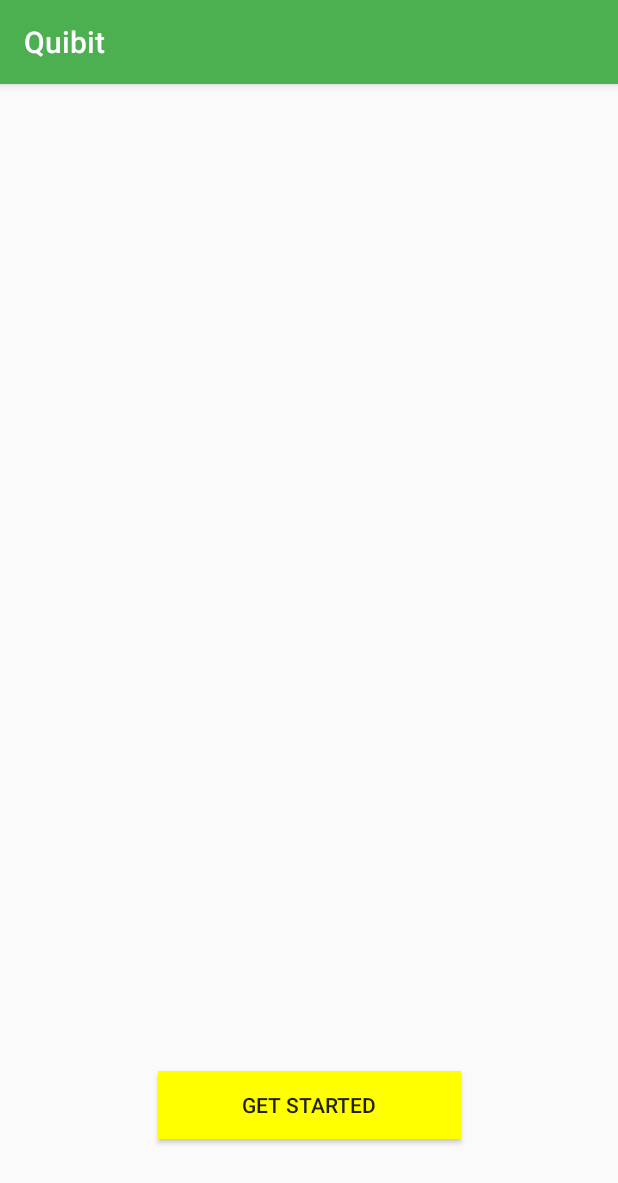
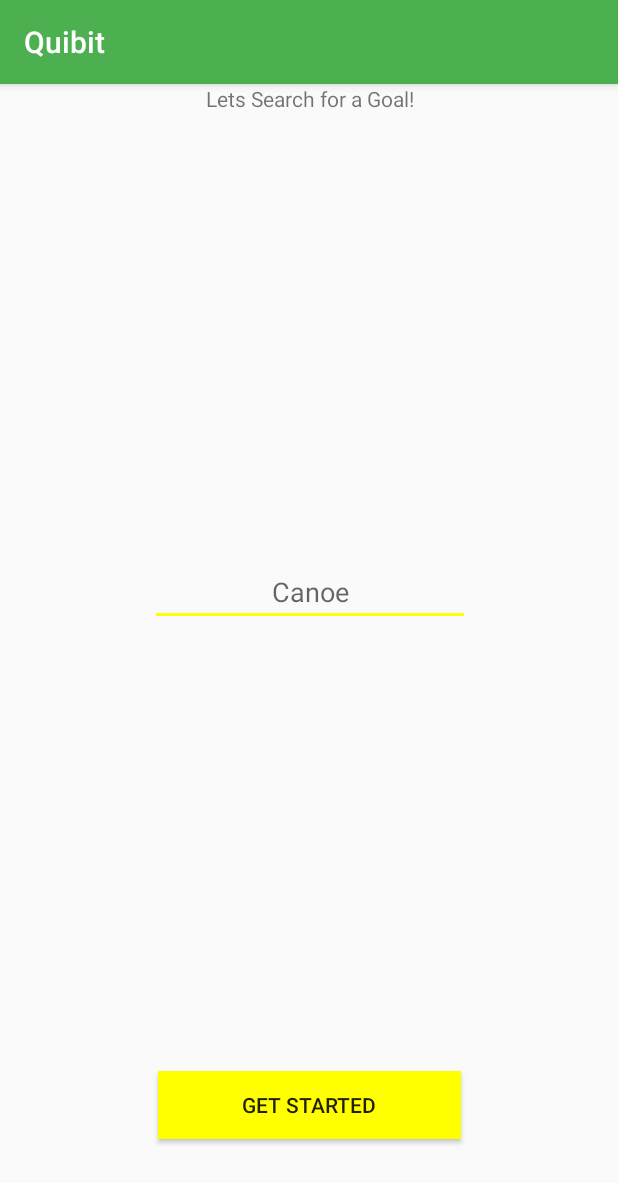
Before and after one commit to ChanceMagno/Quibit-android, an Android app: the screen it shows after launch (MainActivity), on a phone screen of 412 x 824 dp. Shown: the top 1183 px of the screen. Run offline under Robolectric (Android 15) with nearby library versions, the phone set to English and light mode, and no system bars; our stand-ins replace ButterKnife.

Commit message:
add editText on main activity, for user to search for an item(goal), needs backend done

```diff
--- a/app/src/main/res/layout/activity_main.xml
+++ b/app/src/main/res/layout/activity_main.xml
@@ -22,4 +22,30 @@
         app:layout_constraintTop_toTopOf="parent"
         app:layout_constraintVertical_bias="0.92" />
 
+    <EditText
+        android:id="@+id/goalSearch"
+        android:layout_width="wrap_content"
+        android:layout_height="wrap_content"
+        android:ems="10"
+        android:hint="Canoe"
+        android:inputType="textPersonName"
+        android:textAlignment="center"
+        app:layout_constraintLeft_toLeftOf="parent"
+        app:layout_constraintRight_toRightOf="parent"
+        app:layout_constraintHorizontal_bias="0.502"
+        android:layout_marginBottom="8dp"
+        app:layout_constraintBottom_toTopOf="@+id/getStartedButton"
+        android:layout_marginTop="8dp"
+        app:layout_constraintTop_toBottomOf="@+id/getStartedText" />
+
+    <TextView
+        android:id="@+id/getStartedText"
+        android:layout_width="wrap_content"
+        android:layout_height="wrap_content"
+        android:text="Lets Search for a Goal!"
+        app:layout_constraintLeft_toLeftOf="parent"
+        app:layout_constraintRight_toRightOf="parent"
+        tools:layout_editor_absoluteY="288dp"
+        app:layout_constraintHorizontal_bias="0.502" />
+
 </android.support.constraint.ConstraintLayout>
```
Also changed, not shown: app/src/main/res/layout/activity_create_goal.xml (+8 -4 lines).
